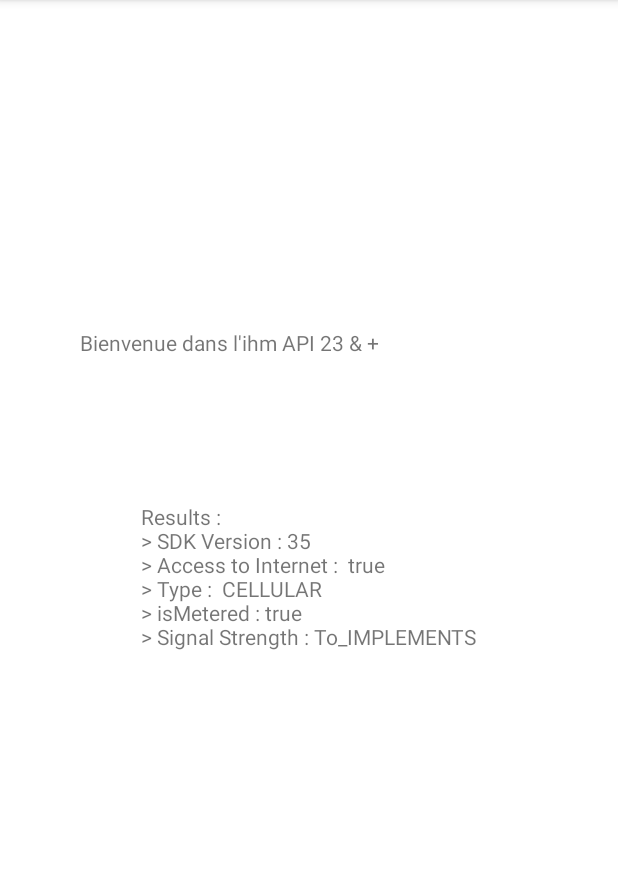
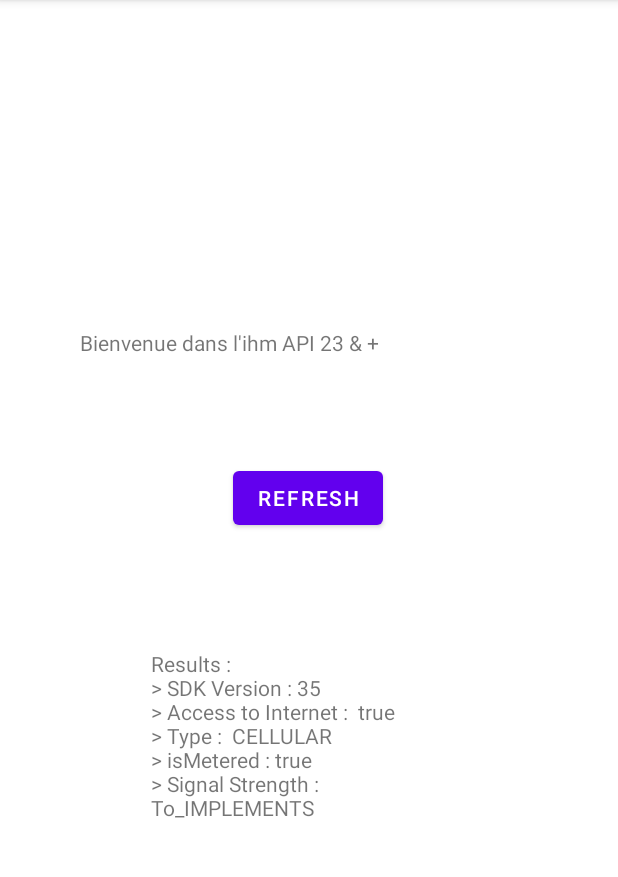
Before and after one commit to besstiolle/maBanque, an Android app: the screen it shows after launch (MainActivity), on a phone screen of 412 x 824 dp, the part 84-961 px from its top. Run offline under Robolectric (Android 15) with nearby library versions, the phone set to English and light mode, and no system bars.

Commit message:
:sparkles: add button for refresh

```diff
--- a/app/src/main/java/com/zenika/rennes/nettracker/MainActivity.kt
+++ b/app/src/main/java/com/zenika/rennes/nettracker/MainActivity.kt
@@ -3,6 +3,7 @@ package com.zenika.rennes.nettracker
 import android.os.Build
 import android.os.Bundle
 import android.view.View
+import android.widget.Button
 import android.widget.TextView
 import androidx.appcompat.app.AppCompatActivity
 
@@ -18,6 +19,13 @@ class MainActivity : AppCompatActivity() {
         initNetMeter()
 
         checkIsOnline()
+
+        //Plug button click event
+        val button: Button = findViewById(R.id.button_refresh)
+        button.setOnClickListener {
+            checkIsOnline()
+        }
+
     }
 
     private fun initNetMeter(){
--- a/app/src/main/res/layout/activity_main_23.xml
+++ b/app/src/main/res/layout/activity_main_23.xml
@@ -20,13 +20,27 @@
 
     <TextView
         android:id="@+id/rapport"
+        android:layout_width="210dp"
+        android:layout_height="205dp"
+        android:text="Hello World!"
+        app:layout_constraintBottom_toBottomOf="parent"
+        app:layout_constraintHorizontal_bias="0.497"
+        app:layout_constraintLeft_toLeftOf="parent"
+        app:layout_constraintRight_toRightOf="parent"
+        app:layout_constraintTop_toTopOf="parent"
+        app:layout_constraintVertical_bias="0.769" />
+
+    <Button
+        android:id="@+id/button_refresh"
         android:layout_width="wrap_content"
         android:layout_height="wrap_content"
-        android:text="Hello World!"
+        android:text="Refresh"
         app:layout_constraintBottom_toBottomOf="parent"
+        app:layout_constraintHorizontal_bias="0.498"
         app:layout_constraintLeft_toLeftOf="parent"
         app:layout_constraintRight_toRightOf="parent"
-        app:layout_constraintTop_toTopOf="parent" />
+        app:layout_constraintTop_toTopOf="parent"
+        app:layout_constraintVertical_bias="0.428" />
 
 
 </androidx.constraintlayout.widget.ConstraintLayout>
```
Also changed, not shown: app/src/main/res/layout/activity_main_16.xml (+17 -3 lines).
